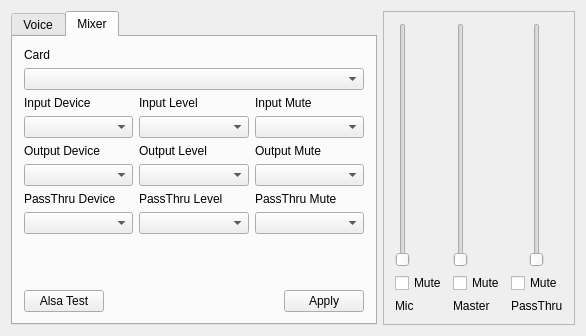
zsteva/backup-minos2, file mqt/mqtKeyer/KeyerMain.ui: the form before one commit.
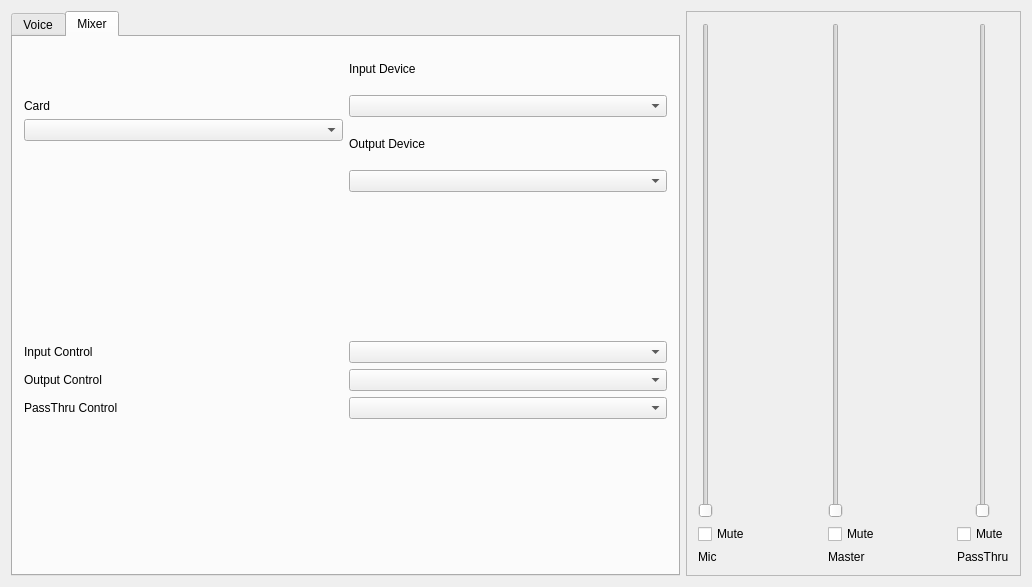
The form after the commit. Custom widgets are drawn as their Qt base class.

Commit message: Yet more Alsa...

```diff
--- a/mqt/mqtKeyer/KeyerMain.ui
+++ b/mqt/mqtKeyer/KeyerMain.ui
@@ -6,8 +6,8 @@
    <rect>
     <x>0</x>
     <y>0</y>
-    <width>586</width>
-    <height>336</height>
+    <width>1032</width>
+    <height>587</height>
    </rect>
   </property>
   <property name="windowTitle">
@@ -296,158 +296,82 @@
        <attribute name="title">
         <string>Mixer</string>
        </attribute>
-       <layout class="QVBoxLayout" name="verticalLayout_15">
+       <layout class="QVBoxLayout" name="verticalLayout_6">
         <item>
-         <layout class="QVBoxLayout" name="verticalLayout_14">
+         <layout class="QHBoxLayout" name="horizontalLayout_17">
           <item>
-           <widget class="QLabel" name="label_18">
-            <property name="text">
-             <string>Card</string>
-            </property>
-           </widget>
-          </item>
-          <item>
-           <widget class="QComboBox" name="cardCombo"/>
-          </item>
-         </layout>
-        </item>
-        <item>
-         <layout class="QHBoxLayout" name="horizontalLayout_13" stretch="1,1,1">
-          <item>
-           <layout class="QVBoxLayout" name="verticalLayout">
+           <layout class="QVBoxLayout" name="verticalLayout_14">
             <item>
-             <widget class="QLabel" name="label">
-              <property name="text">
-               <string>Input Device</string>
+             <spacer name="verticalSpacer_2">
+              <property name="orientation">
+               <enum>Qt::Vertical</enum>
               </property>
-             </widget>
-            </item>
-            <item>
-             <widget class="QComboBox" name="inputCombo">
-              <property name="sizeAdjustPolicy">
-               <enum>QComboBox::AdjustToContents</enum>
+              <property name="sizeHint" stdset="0">
+               <size>
+                <width>20</width>
+                <height>40</height>
+               </size>
               </property>
-             </widget>
+             </spacer>
             </item>
-           </layout>
-          </item>
-          <item>
-           <layout class="QVBoxLayout" name="verticalLayout_6">
             <item>
-             <widget class="QLabel" name="label_12">
+             <widget class="QLabel" name="label_18">
               <property name="text">
-               <string>Input Level</string>
+               <string>Card</string>
               </property>
              </widget>
             </item>
             <item>
-             <widget class="QComboBox" name="inputLevelCombo"/>
+             <widget class="QComboBox" name="cardCombo"/>
             </item>
-           </layout>
-          </item>
-          <item>
-           <layout class="QVBoxLayout" name="verticalLayout_7">
             <item>
-             <widget class="QLabel" name="label_13">
-              <property name="text">
-               <string>Input Mute</string>
+             <spacer name="verticalSpacer_3">
+              <property name="orientation">
+               <enum>Qt::Vertical</enum>
               </property>
-             </widget>
-            </item>
-            <item>
-             <widget class="QComboBox" name="inputMuteCombo"/>
-            </item>
-           </layout>
-          </item>
-         </layout>
-        </item>
-        <item>
-         <layout class="QHBoxLayout" name="horizontalLayout_14" stretch="1,1,1">
-          <item>
-           <layout class="QVBoxLayout" name="verticalLayout_8">
-            <item>
-             <widget class="QLabel" name="label_2">
-              <property name="text">
-               <string>Output Device</string>
+              <property name="sizeHint" stdset="0">
+               <size>
+                <width>20</width>
+                <height>40</height>
+               </size>
               </property>
-             </widget>
+             </spacer>
             </item>
-            <item>
-             <widget class="QComboBox" name="outputCombo"/>
-            </item>
            </layout>
           </item>
-          <item>
-           <layout class="QVBoxLayout" name="verticalLayout_10">
-            <item>
-             <widget class="QLabel" name="label_14">
-              <property name="text">
-               <string>Output Level</string>
-              </property>
-             </widget>
-            </item>
-            <item>
-             <widget class="QComboBox" name="outputLevelCombo"/>
-            </item>
-           </layout>
-          </item>
-          <item>
-           <layout class="QVBoxLayout" name="verticalLayout_11">
-            <item>
-             <widget class="QLabel" name="label_15">
-              <property name="text">
-               <string>Output Mute</string>
-              </property>
-             </widget>
-            </item>
-            <item>
-             <widget class="QComboBox" name="outputMuteCombo"/>
-            </item>
-           </layout>
-          </item>
-         </layout>
-        </item>
-        <item>
-         <layout class="QHBoxLayout" name="horizontalLayout_15" stretch="1,1,1">
           <item>
            <layout class="QVBoxLayout" name="verticalLayout_9">
             <item>
-             <widget class="QLabel" name="label_11">
-              <property name="text">
-               <string>PassThru Device</string>
-              </property>
-             </widget>
+             <layout class="QVBoxLayout" name="verticalLayout">
+              <item>
+               <widget class="QLabel" name="label">
+                <property name="text">
+                 <string>Input Device</string>
+                </property>
+               </widget>
+              </item>
+              <item>
+               <widget class="QComboBox" name="inputDeviceCombo">
+                <property name="sizeAdjustPolicy">
+                 <enum>QComboBox::AdjustToContents</enum>
+                </property>
+               </widget>
+              </item>
+             </layout>
             </item>
             <item>
-             <widget class="QComboBox" name="passthruCombo"/>
-            </item>
-           </layout>
-          </item>
-          <item>
-           <layout class="QVBoxLayout" name="verticalLayout_12">
-            <item>
-             <widget class="QLabel" name="label_16">
-              <property name="text">
-               <string>PassThru Level</string>
-              </property>
-             </widget>
-            </item>
-            <item>
-             <widget class="QComboBox" name="passthruLevelCombo"/>
-            </item>
-           </layout>
-          </item>
-          <item>
-           <layout class="QVBoxLayout" name="verticalLayout_13">
-            <item>
-             <widget class="QLabel" name="label_17">
-              <property name="text">
-               <string>PassThru Mute</string>
-              </property>
-             </widget>
-            </item>
-            <item>
-             <widget class="QComboBox" name="passthruMuteCombo"/>
+             <layout class="QVBoxLayout" name="verticalLayout_8">
+              <item>
+               <widget class="QLabel" name="label_2">
+                <property name="text">
+                 <string>Output Device</string>
+                </property>
+               </widget>
+              </item>
+              <item>
+               <widget class="QComboBox" name="outputDeviceCombo"/>
+              </item>
+             </layout>
             </item>
            </layout>
           </item>
@@ -461,42 +385,66 @@
           <property name="sizeHint" stdset="0">
            <size>
             <width>20</width>
-            <height>228</height>
+            <height>21</height>
            </size>
           </property>
          </spacer>
         </item>
         <item>
-         <layout class="QHBoxLayout" name="horizontalLayout_16">
+         <layout class="QHBoxLayout" name="horizontalLayout_13">
           <item>
-           <widget class="QPushButton" name="alsaTestButton">
+           <widget class="QLabel" name="label_12">
             <property name="text">
-             <string>Alsa Test</string>
+             <string>Input Control</string>
             </property>
            </widget>
           </item>
           <item>
-           <spacer name="horizontalSpacer_10">
-            <property name="orientation">
-             <enum>Qt::Horizontal</enum>
+           <widget class="QComboBox" name="inputControlCombo"/>
+          </item>
+         </layout>
+        </item>
+        <item>
+         <layout class="QHBoxLayout" name="horizontalLayout_14">
+          <item>
+           <widget class="QLabel" name="label_14">
+            <property name="text">
+             <string>Output Control</string>
             </property>
-            <property name="sizeHint" stdset="0">
-             <size>
-              <width>40</width>
-              <height>20</height>
-             </size>
-            </property>
-           </spacer>
+           </widget>
           </item>
           <item>
-           <widget class="QPushButton" name="mixerApplyButton">
+           <widget class="QComboBox" name="outputControlCombo"/>
+          </item>
+         </layout>
+        </item>
+        <item>
+         <layout class="QHBoxLayout" name="horizontalLayout_15">
+          <item>
+           <widget class="QLabel" name="label_16">
             <property name="text">
-             <string>Apply</string>
+             <string>PassThru Control</string>
             </property>
            </widget>
           </item>
+          <item>
+           <widget class="QComboBox" name="passthruControlCombo"/>
+          </item>
          </layout>
         </item>
+        <item>
+         <spacer name="verticalSpacer_4">
+          <property name="orientation">
+           <enum>Qt::Vertical</enum>
+          </property>
+          <property name="sizeHint" stdset="0">
+           <size>
+            <width>20</width>
+            <height>20</height>
+           </size>
+          </property>
+         </spacer>
+        </item>
        </layout>
       </widget>
      </widget>
```
Left out of the diff: 7 changed lines with no effect on the pictures. The commit also changes 4 other files.
